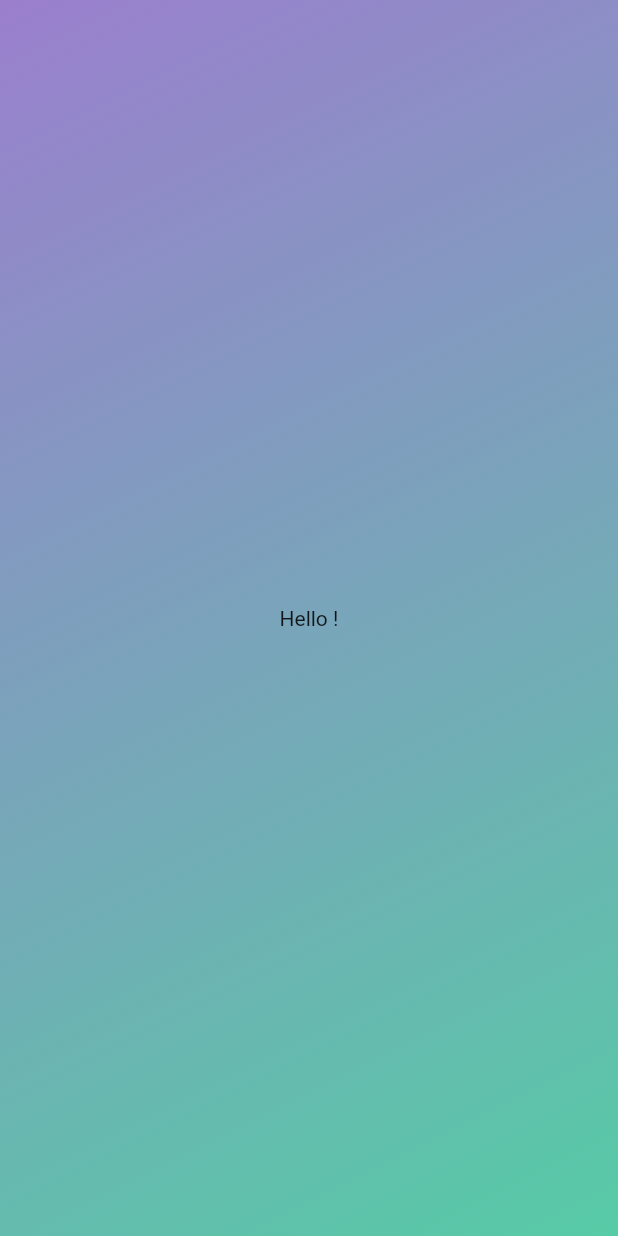
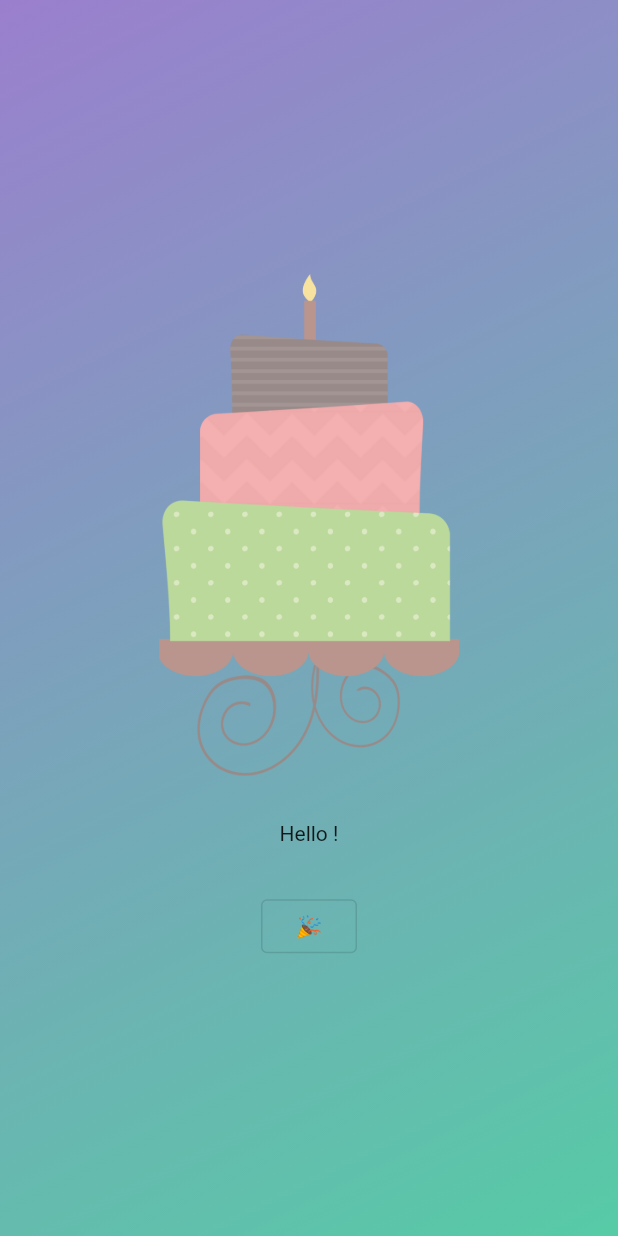
Before and after one commit to anmol420/BdayApp-In-Flutter, a Flutter app: the screen it shows after launch, on a phone screen of 412 x 824 dp. Run offline on Flutter 3.47's test engine with Material 2 defaults, Android fonts, the phone set to English and light mode, and no system bars.

Commit message:
Added Image & Button

```diff
--- a/lib/start_screen.dart
+++ b/lib/start_screen.dart
@@ -5,9 +5,30 @@ class StartScreen extends StatelessWidget {
 
   @override
   Widget build(BuildContext context) {
-    return const Center(
-      child: Text(
-        "Hello !",
+    return Center(
+      child: Column(
+        mainAxisSize: MainAxisSize.min,
+        children: [
+          Image.asset(
+            'assets/cake.png',
+            width: 200,
+          ),
+          const SizedBox(
+            height: 30,
+          ),
+          const Text(
+            "Hello !",
+          ),
+          const SizedBox(
+            height: 30,
+          ),
+          OutlinedButton(
+              onPressed: () {},
+              child: const Text(
+                "🎉",
+              ),
+          ),
+        ],
       ),
     );
   }
```
